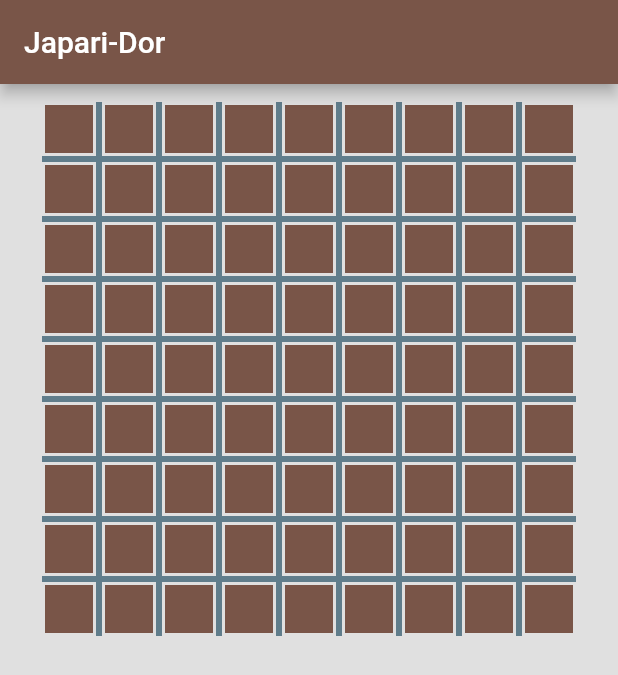
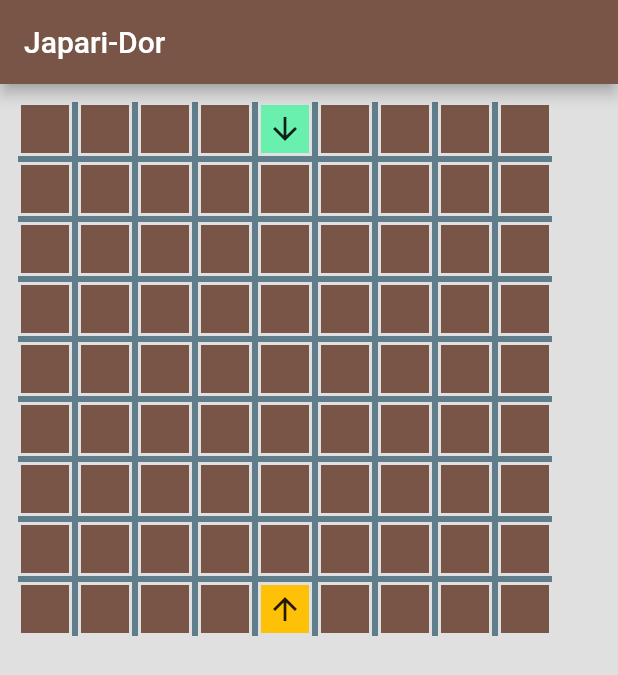
Before and after one commit to japari-dev/Japari-Dor, a Flutter app: the screen it shows after launch, on a phone screen of 412 x 824 dp. Shown: the top 675 px of the screen. Run offline on Flutter 3.47's test engine with Material 2 defaults, Android fonts, the phone set to English and light mode, and no system bars.

Commit message:
プレイヤーアイコンを配置

```diff
--- /dev/null
+++ b/lib/components/game.dart
@@ -0,0 +1,56 @@
+import 'package:flutter/material.dart';
+import 'package:japaridor/components/game_board.dart';
+
+class Game extends StatelessWidget {
+  const Game({
+    Key key,
+  }) : super(key: key);
+
+  final _player = const [
+    PlayerPiece(Colors.amber, Icons.arrow_upward, Position(8, 4)),
+    PlayerPiece(Colors.greenAccent, Icons.arrow_downward, Position(0, 4)),
+  ];
+
+  @override
+  Widget build(BuildContext context) {
+    return Stack(
+      children: <Widget>[GameBoard()] + _player,
+    );
+  }
+}
+
+class PlayerPiece extends StatelessWidget {
+  const PlayerPiece(this.color, this.icon, this.position);
+
+  final Color color;
+  final IconData icon;
+  final Position position;
+
+  @override
+  Widget build(BuildContext context) {
+    return Positioned(
+      top: position.x,
+      left: position.y,
+      child: Container(
+        width: 32,
+        height: 32,
+        color: color,
+        child: Icon(icon),
+      ),
+    );
+  }
+}
+
+class Position {
+  const Position(this.xi, this.yi);
+
+  final int xi;
+  final int yi;
+
+  double get x =>
+      GameBoard.clearance +
+      (GameBoard.boxSize + GameBoard.clearance * 2 + GameBoard.wallThin) * xi;
+  double get y =>
+      GameBoard.clearance +
+      (GameBoard.boxSize + GameBoard.clearance * 2 + GameBoard.wallThin) * yi;
+}
--- a/lib/components/game_board.dart
+++ b/lib/components/game_board.dart
@@ -2,22 +2,22 @@ import 'package:flutter/material.dart';
 import 'package:quiver/iterables.dart';
 
 class GameBoard extends StatelessWidget {
-  const GameBoard({
-    Key key,
-    this.boxSize,
-  }) : super(key: key);
+  const GameBoard({Key key}) : super(key: key);
 
-  final double boxSize;
-  final double wallThin = 4;
-  final double clearance = 2;
+  static double get boxSize => 32;
+  static double get wallThin => 4;
+  static double get clearance => 2;
 
   @override
   Widget build(BuildContext context) {
     return Column(
+      mainAxisSize: MainAxisSize.min,
+      crossAxisAlignment: CrossAxisAlignment.center,
       children: range(0, 17)
           .map(
             (ri) => ri.toInt().isEven
                 ? Row(
+                    mainAxisSize: MainAxisSize.min,
                     mainAxisAlignment: MainAxisAlignment.center,
                     crossAxisAlignment: CrossAxisAlignment.center,
                     children: range(0, 17)
@@ -32,6 +32,7 @@ class GameBoard extends StatelessWidget {
                               ))
                         .toList())
                 : Row(
+                    mainAxisSize: MainAxisSize.min,
                     mainAxisAlignment: MainAxisAlignment.center,
                     crossAxisAlignment: CrossAxisAlignment.center,
                     children: range(0, 17)
--- a/lib/pages/top_page.dart
+++ b/lib/pages/top_page.dart
@@ -1,12 +1,7 @@
 import 'package:flutter/material.dart';
-import 'package:japaridor/components/game_board.dart';
+import 'package:japaridor/components/game.dart';
 
 class TopPage extends StatelessWidget {
-  final _player = [
-    {'color': Colors.amber, 'direction': Icons.arrow_upward},
-    {'color': Colors.greenAccent, 'direction': Icons.arrow_downward},
-  ];
-
   @override
   Widget build(BuildContext context) {
     return SafeArea(
@@ -17,9 +12,7 @@ class TopPage extends StatelessWidget {
         ),
         body: Padding(
           padding: const EdgeInsets.all(12),
-          child: GameBoard(
-            boxSize: 32,
-          ),
+          child: Game(),
         ),
       ),
     );
```
